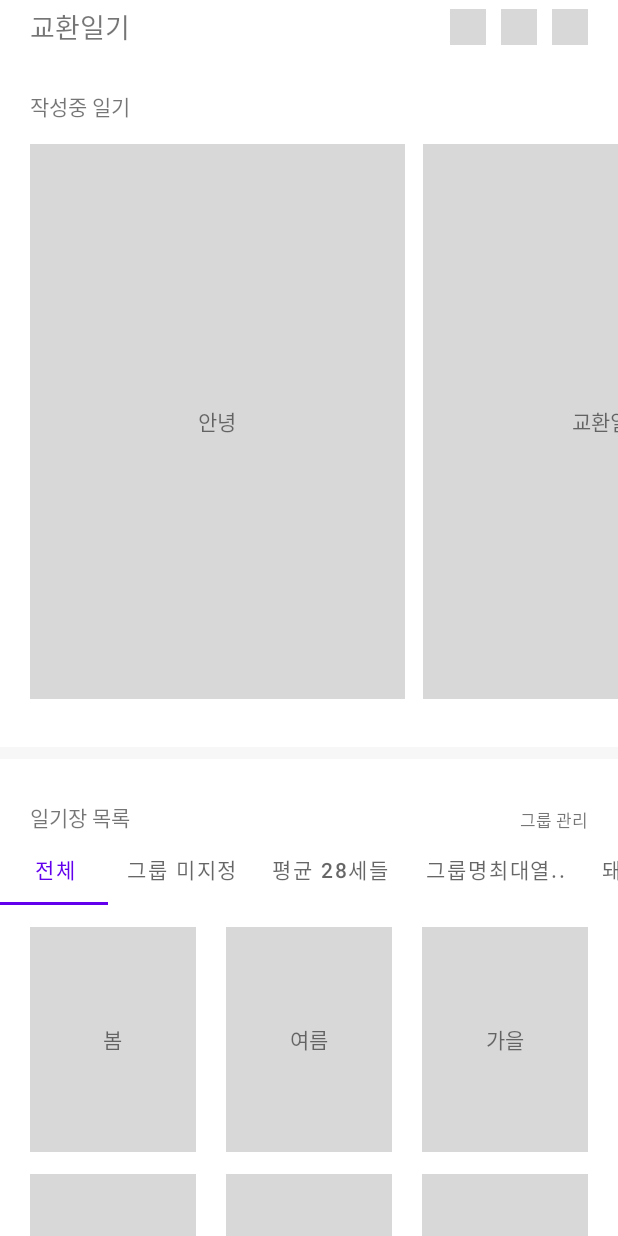
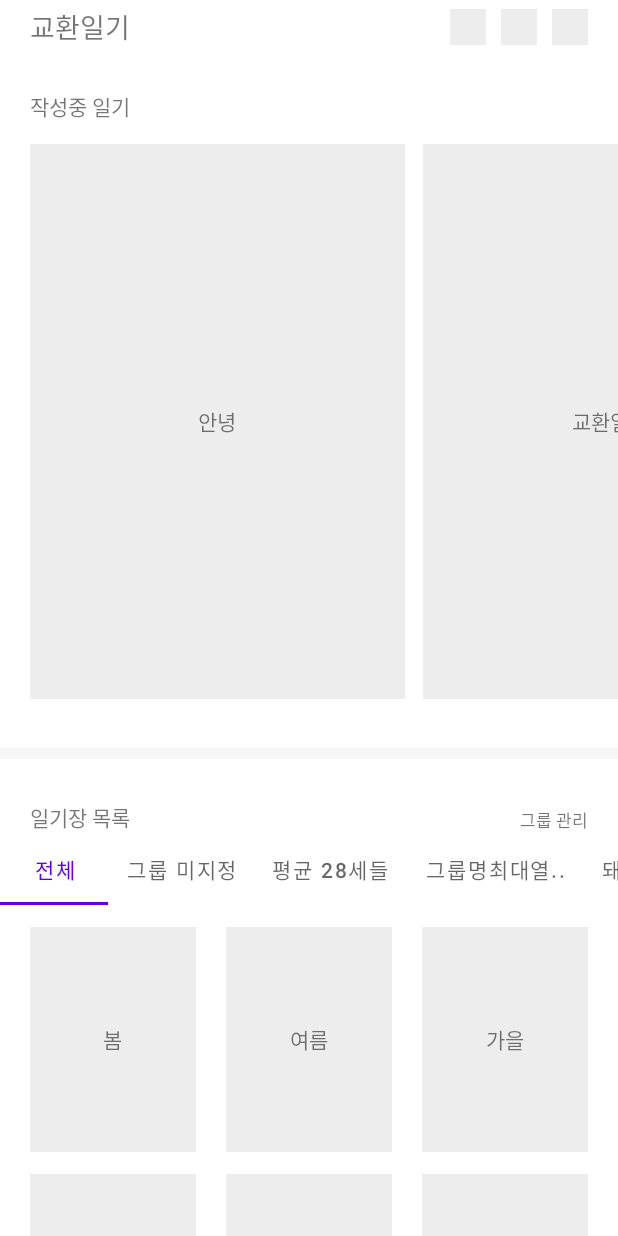
Before and after one commit to JangHyeLyn/Exchange-Diary-Android, an Android app: the HomeActivity screen opened directly, with no data from a screen before it, on a phone screen of 412 x 824 dp. Run offline under Robolectric (Android 15) with nearby library versions, the light colour scheme and no system bars; our stand-ins replace Timber, data binding.

Commit message:
feat: #24 color 추가
- gray_06을 d8 -> ed로 변경

```diff
--- a/app/src/main/res/values/colors.xml
+++ b/app/src/main/res/values/colors.xml
@@ -12,6 +12,7 @@
     <!-- custom color -->
     <color name="basic_black">#000000</color>
     <color name="basic_black_90">#e6000000</color>
+    <color name="basic_black_70">#b3000000</color>
     <color name="basic_black_50">#80000000</color>
     <color name="basic_white">#ffffff</color>
     <color name="basic_white_45">#73ffffff</color>
@@ -38,5 +39,5 @@
     <color name="gray_04_50">#80cfcfcf</color>
     <color name="gray_05">#e6e6e6</color>
     <color name="gray_05_75">#bee6e6e6</color>
-    <color name="gray_06">#d8d8d8</color>
+    <color name="gray_06">#ededed</color>
 </resources>
```
